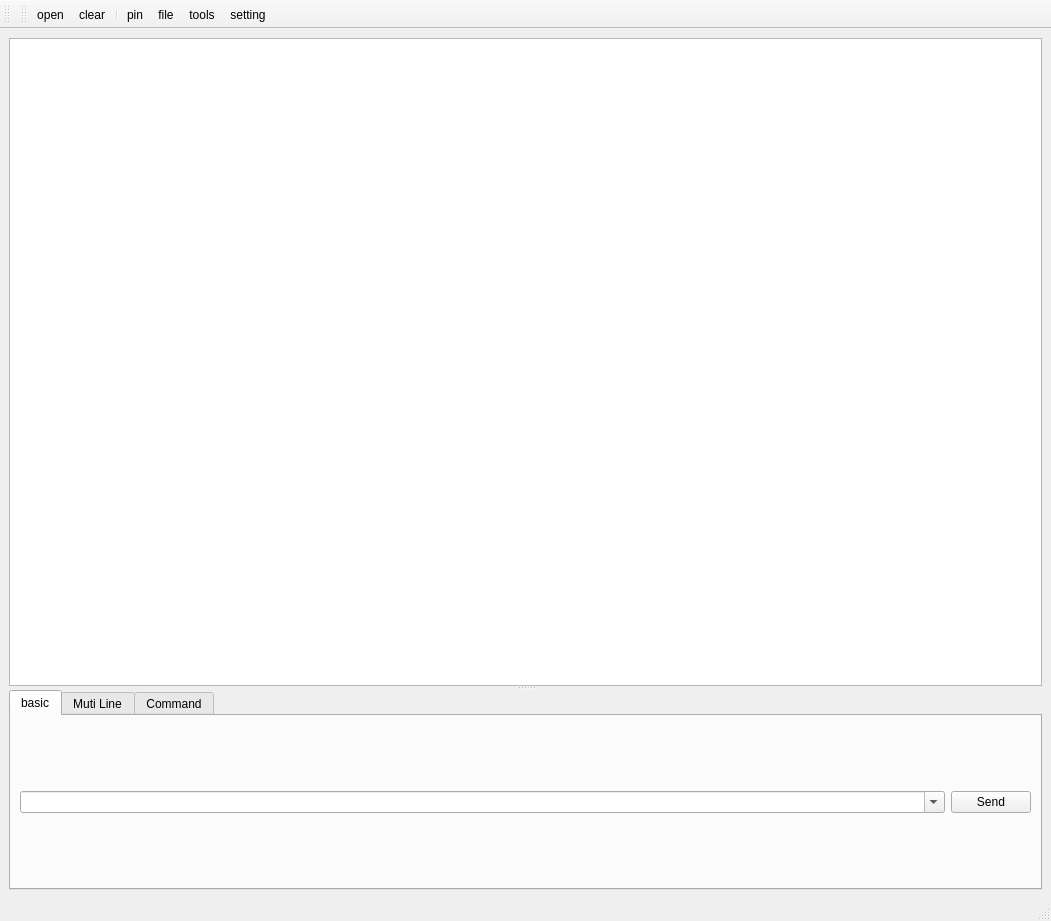
Above: ui/mainWindow.ui from cocom-official/CoCOM before the change. Below: the same form after it.
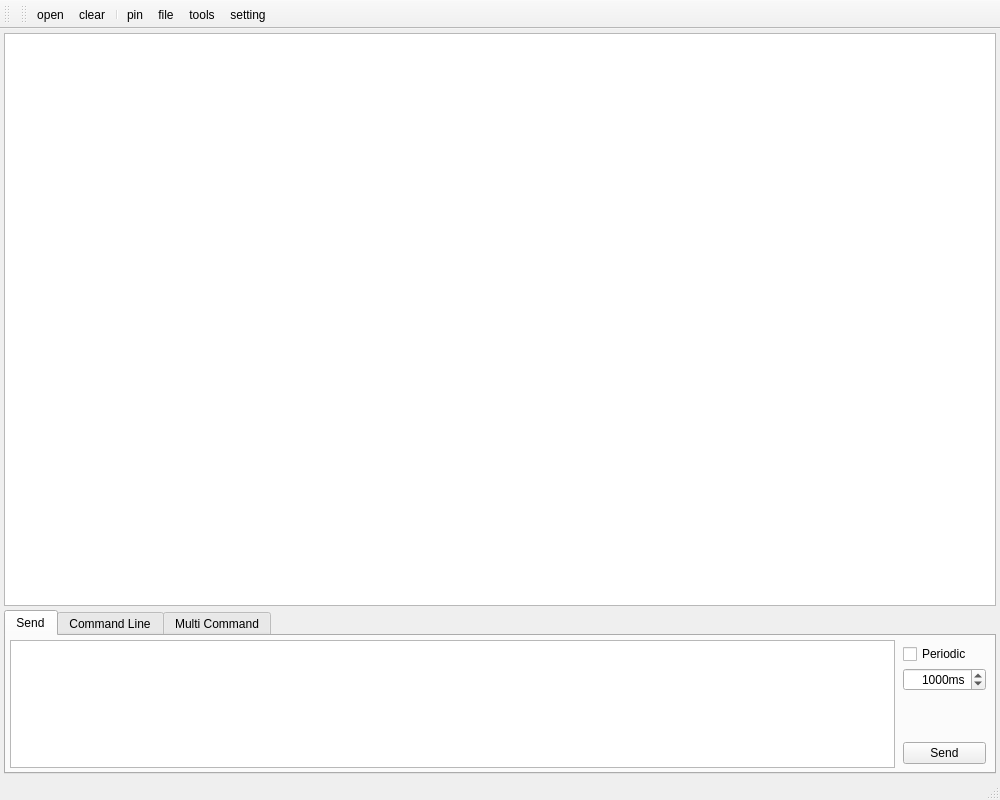
That is the form after the change. Icons and pictures are not drawn.

What changed in the file:
```diff
--- a/ui/mainWindow.ui
+++ b/ui/mainWindow.ui
@@ -6,26 +6,31 @@
    <rect>
     <x>0</x>
     <y>0</y>
-    <width>1051</width>
-    <height>921</height>
+    <width>1000</width>
+    <height>800</height>
    </rect>
   </property>
   <property name="windowTitle">
    <string>CoCOM</string>
   </property>
-  <property name="iconSize">
-   <size>
-    <width>30</width>
-    <height>30</height>
-   </size>
-  </property>
   <widget class="QWidget" name="centralwidget">
-   <layout class="QVBoxLayout" name="verticalLayout">
+   <layout class="QVBoxLayout" name="centralVerticalLayout" stretch="10000,1">
+    <property name="spacing">
+     <number>4</number>
+    </property>
+    <property name="leftMargin">
+     <number>4</number>
+    </property>
+    <property name="topMargin">
+     <number>4</number>
+    </property>
+    <property name="rightMargin">
+     <number>4</number>
+    </property>
+    <property name="bottomMargin">
+     <number>4</number>
+    </property>
     <item>
-     <widget class="QSplitter" name="horizontalSplitter">
-      <property name="orientation">
-       <enum>Qt::Vertical</enum>
-      </property>
       <widget class="QTextBrowser" name="outputTextBrowser">
        <property name="minimumSize">
         <size>
@@ -34,6 +39,8 @@
         </size>
        </property>
       </widget>
+    </item>
+    <item>
       <widget class="QTabWidget" name="inputTabWidget">
        <property name="maximumSize">
         <size>
@@ -46,11 +53,116 @@
        </property>
        <widget class="QWidget" name="basicSendTab">
         <attribute name="title">
-         <string>basic</string>
-        </attribute>
-        <layout class="QHBoxLayout" name="horizontalLayout_3">
+        <string>Send</string>
+       </attribute>
+       <layout class="QHBoxLayout" name="sendTabHorizontalLayout">
+        <property name="spacing">
+         <number>4</number>
+        </property>
+        <property name="leftMargin">
+         <number>4</number>
+        </property>
+        <property name="topMargin">
+         <number>4</number>
+        </property>
+        <property name="rightMargin">
+         <number>4</number>
+        </property>
+        <property name="bottomMargin">
+         <number>4</number>
+        </property>
          <item>
-          <widget class="QComboBox" name="sendComboBox">
+         <widget class="QPlainTextEdit" name="sendTextEdit"/>
+        </item>
+        <item>
+         <layout class="QVBoxLayout" name="sendTabVerticalLayout">
+          <property name="spacing">
+           <number>4</number>
+          </property>
+          <property name="leftMargin">
+           <number>4</number>
+          </property>
+          <property name="topMargin">
+           <number>4</number>
+          </property>
+          <property name="rightMargin">
+           <number>4</number>
+          </property>
+          <property name="bottomMargin">
+           <number>4</number>
+          </property>
+          <item>
+           <widget class="QCheckBox" name="checkBox">
+            <property name="text">
+             <string>Periodic</string>
+            </property>
+           </widget>
+          </item>
+          <item>
+           <widget class="QSpinBox" name="spinBox">
+            <property name="alignment">
+             <set>Qt::AlignRight|Qt::AlignTrailing|Qt::AlignVCenter</set>
+            </property>
+            <property name="suffix">
+             <string>ms</string>
+            </property>
+            <property name="minimum">
+             <number>1</number>
+            </property>
+            <property name="maximum">
+             <number>60000000</number>
+            </property>
+            <property name="value">
+             <number>1000</number>
+            </property>
+           </widget>
+          </item>
+          <item>
+           <spacer name="verticalSpacer_2">
+            <property name="orientation">
+             <enum>Qt::Vertical</enum>
+            </property>
+            <property name="sizeHint" stdset="0">
+             <size>
+              <width>20</width>
+              <height>40</height>
+             </size>
+            </property>
+           </spacer>
+          </item>
+          <item>
+           <widget class="QPushButton" name="textSendButton">
+            <property name="text">
+             <string>Send</string>
+            </property>
+           </widget>
+          </item>
+         </layout>
+        </item>
+       </layout>
+      </widget>
+      <widget class="QWidget" name="commandLineTab">
+       <attribute name="title">
+        <string>Command Line</string>
+       </attribute>
+       <layout class="QHBoxLayout" name="commandLineTabHorizontalLayout">
+        <property name="spacing">
+         <number>4</number>
+        </property>
+        <property name="leftMargin">
+         <number>4</number>
+        </property>
+        <property name="topMargin">
+         <number>4</number>
+        </property>
+        <property name="rightMargin">
+         <number>4</number>
+        </property>
+        <property name="bottomMargin">
+         <number>4</number>
+        </property>
+        <item>
+         <widget class="QComboBox" name="commandLineSendComboBox">
            <property name="sizePolicy">
             <sizepolicy hsizetype="Expanding" vsizetype="Fixed">
              <horstretch>0</horstretch>
@@ -63,7 +175,7 @@
           </widget>
          </item>
          <item>
-          <widget class="QPushButton" name="basicSendButton">
+         <widget class="QPushButton" name="commandLineSendButton">
            <property name="text">
             <string>Send</string>
            </property>
@@ -73,43 +185,24 @@
        </widget>
        <widget class="QWidget" name="multiLineSendTab">
         <attribute name="title">
-         <string>Muti Line</string>
-        </attribute>
-        <layout class="QHBoxLayout" name="horizontalLayout_2">
-         <item>
-          <widget class="QPlainTextEdit" name="sendTextEdit"/>
-         </item>
-         <item>
-          <layout class="QVBoxLayout" name="verticalLayout_5">
-           <item>
-            <spacer name="verticalSpacer_2">
-             <property name="orientation">
-              <enum>Qt::Vertical</enum>
-             </property>
-             <property name="sizeHint" stdset="0">
-              <size>
-               <width>20</width>
-               <height>40</height>
-              </size>
-             </property>
-            </spacer>
-           </item>
-           <item>
-            <widget class="QPushButton" name="multiSendButton">
-             <property name="text">
-              <string>Send</string>
-             </property>
-            </widget>
-           </item>
-          </layout>
-         </item>
-        </layout>
-       </widget>
-       <widget class="QWidget" name="commandTab">
-        <attribute name="title">
-         <string>Command</string>
-        </attribute>
-        <layout class="QGridLayout" name="gridLayout">
+        <string>Multi Command</string>
+       </attribute>
+       <layout class="QGridLayout" name="multiCommandTabGridLayout">
+        <property name="leftMargin">
+         <number>4</number>
+        </property>
+        <property name="topMargin">
+         <number>4</number>
+        </property>
+        <property name="rightMargin">
+         <number>4</number>
+        </property>
+        <property name="bottomMargin">
+         <number>4</number>
+        </property>
+        <property name="spacing">
+         <number>4</number>
+        </property>
          <item row="0" column="0">
           <layout class="QHBoxLayout" name="horizontalLayout_14">
            <item>
@@ -253,7 +346,6 @@
         </layout>
        </widget>
       </widget>
-     </widget>
     </item>
    </layout>
   </widget>
@@ -274,8 +366,8 @@
    </property>
    <property name="iconSize">
     <size>
-     <width>24</width>
-     <height>24</height>
+     <width>18</width>
+     <height>18</height>
     </size>
    </property>
    <attribute name="toolBarArea">
```
Left out of the diff: 4 changed lines with no effect on the pictures. Lines whose indentation alone changed are shown as unchanged.
